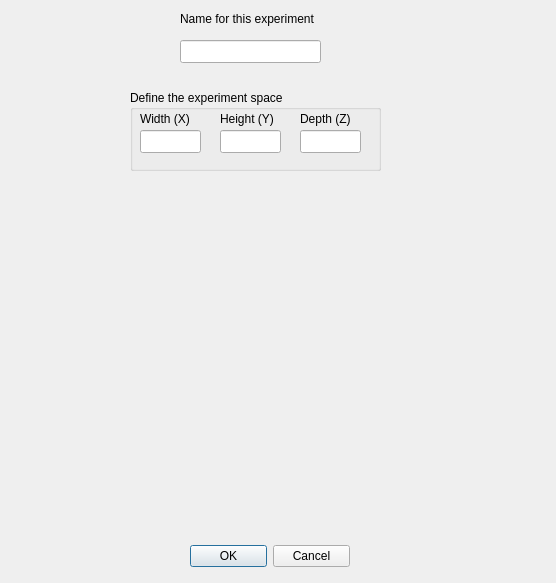
Qt form Experimental/VaporIntrusionGUI/VaporIntrusionDelegate/NewVaporIntrusion.ui (perryiv/cadkit) before a commit.
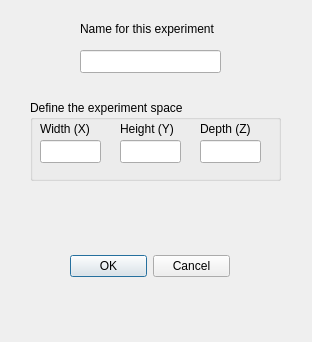
The same form after that commit.

Commit message: - added dialogs for the building and contaminants when making a new document - Building 3D element is created on new document

```diff
--- a/Experimental/VaporIntrusionGUI/VaporIntrusionDelegate/NewVaporIntrusion.ui
+++ b/Experimental/VaporIntrusionGUI/VaporIntrusionDelegate/NewVaporIntrusion.ui
@@ -5,8 +5,8 @@
    <rect>
     <x>0</x>
     <y>0</y>
-    <width>556</width>
-    <height>583</height>
+    <width>312</width>
+    <height>342</height>
    </rect>
   </property>
   <property name="windowTitle" >
@@ -15,8 +15,8 @@
   <widget class="QDialogButtonBox" name="okCancelButtons" >
    <property name="geometry" >
     <rect>
-     <x>190</x>
-     <y>540</y>
+     <x>70</x>
+     <y>250</y>
      <width>160</width>
      <height>32</height>
     </rect>
@@ -31,8 +31,8 @@
   <widget class="QGroupBox" name="groupBox" >
    <property name="geometry" >
     <rect>
-     <x>130</x>
-     <y>90</y>
+     <x>30</x>
+     <y>100</y>
      <width>251</width>
      <height>81</height>
     </rect>
@@ -113,8 +113,8 @@
   <widget class="QLabel" name="label_4" >
    <property name="geometry" >
     <rect>
-     <x>180</x>
-     <y>10</y>
+     <x>80</x>
+     <y>20</y>
      <width>151</width>
      <height>18</height>
     </rect>
@@ -126,8 +126,8 @@
   <widget class="QLineEdit" name="spaceName" >
    <property name="geometry" >
     <rect>
-     <x>180</x>
-     <y>40</y>
+     <x>80</x>
+     <y>50</y>
      <width>141</width>
      <height>23</height>
     </rect>
```
The commit also changes 7 other files.
